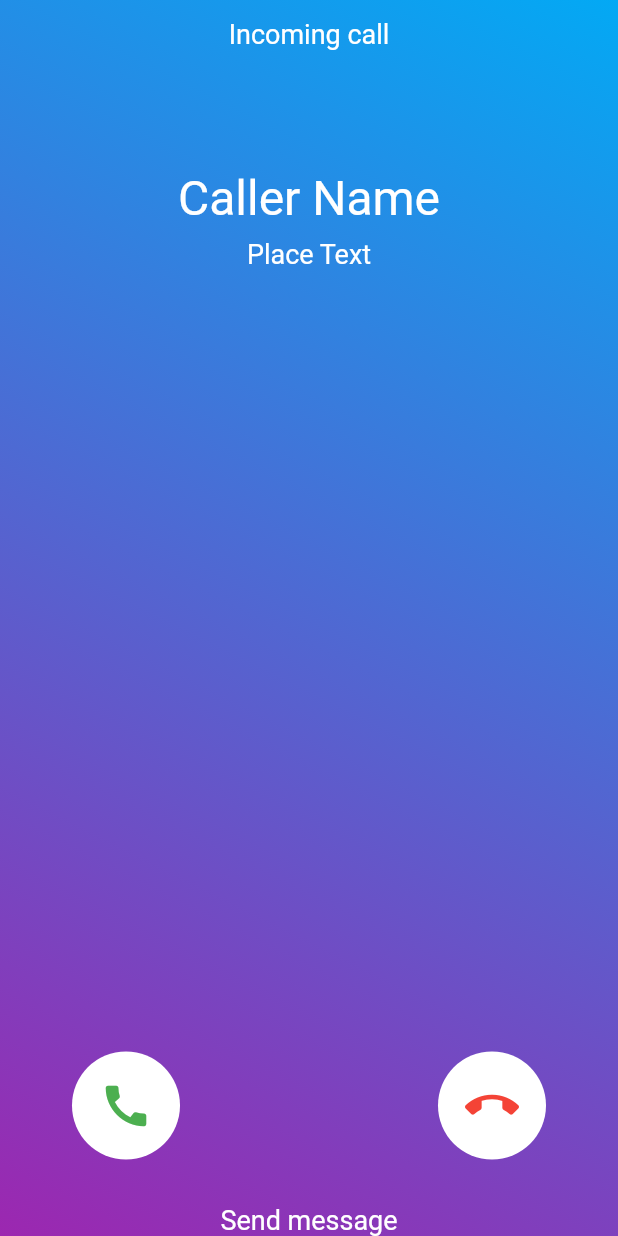
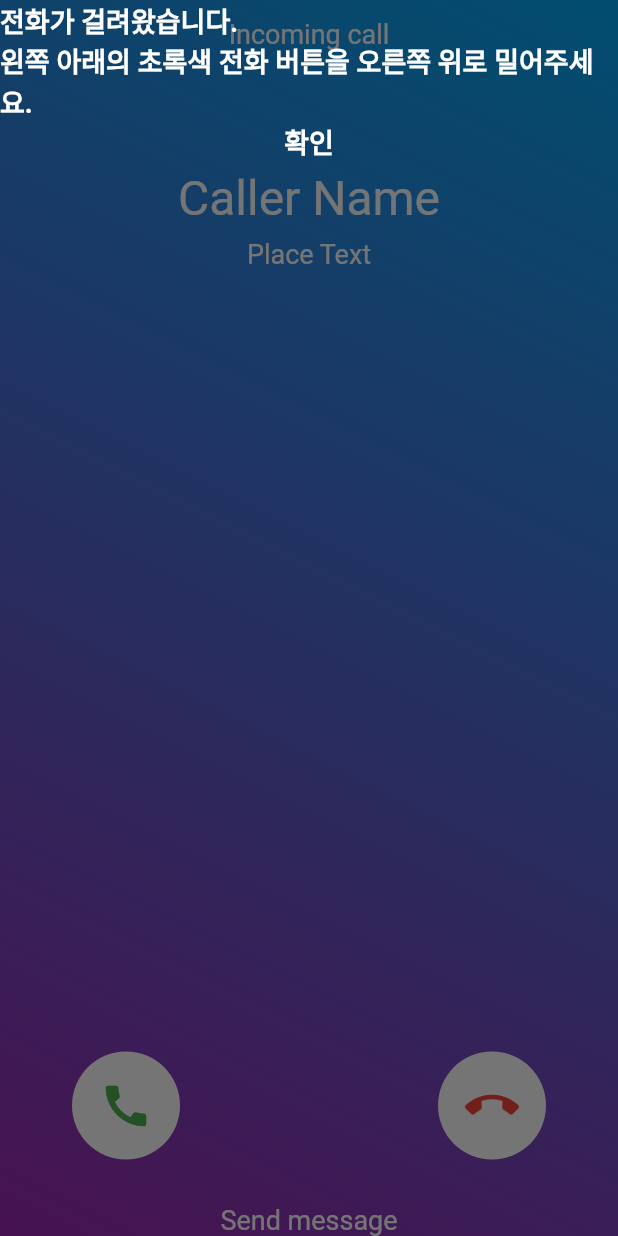
Before and after one commit to JIEEEN/SMART-ME, a Flutter app: the AndroidGetCallScreen screen opened directly, after a tap on the "call" icon, on a phone screen of 412 x 824 dp. Run offline on Flutter 3.47's test engine with Material 2 defaults, Android fonts, the light colour scheme and no system bars; missing offline and left inert: slide_action; network calls fail.

Commit message:
[ADD] connect get call and call screen

```diff
--- a/lib/call/android_get_call_screen.dart
+++ b/lib/call/android_get_call_screen.dart
@@ -1,14 +1,38 @@
 import 'package:flutter/material.dart';
+import 'package:smart_me/call/android_call_screen.dart';
 import 'package:smart_me/strings.dart';
+import 'package:smart_me/tutorial_dialog.dart';
 
-class AndroidGetCallScreen extends StatelessWidget {
+class AndroidGetCallScreen extends StatefulWidget {
   const AndroidGetCallScreen({super.key});
+
+  @override
+  State<AndroidGetCallScreen> createState() => _AndroidGetCallScreenState();
+}
+
+class _AndroidGetCallScreenState extends State<AndroidGetCallScreen> {
+  void show() {
+    Future.microtask(() => showDialog(
+        context: context,
+        barrierDismissible: false,
+        builder: (context) => const TutorialDialog(
+            turorialMessage: "전화가 걸려왔습니다.\n왼쪽 아래의 초록색 전화 버튼을 오른쪽 위로 밀어주세요.")));
+  }
+
+  @override
+  void initState() {
+    // TODO: implement initState
+    super.initState();
+
+    show();
+  }
 
   @override
   Widget build(BuildContext context) {
     final double statusBarHeight = MediaQuery.of(context).padding.top;
 
-    return Container(
+    return Scaffold(
+      body: Container(
         height: double.infinity,
         width: double.infinity,
         decoration: const BoxDecoration(
@@ -48,17 +72,27 @@ class AndroidGetCallScreen extends StatelessWidget {
               child: Row(
                 mainAxisAlignment: MainAxisAlignment.spaceBetween,
                 children: [
-                Container(
+                  GestureDetector(
+                    onPanEnd: (details) {
+                      Navigator.of(context).push(MaterialPageRoute(
+                          builder: (context) => const AndroidCallScreen()));
+                    },
+                    child: Container(
                       height: 72,
                       width: 72,
                       decoration: const BoxDecoration(
                           color: Colors.white, shape: BoxShape.circle),
                       child: IconButton(
                         iconSize: 36,
-                    onPressed: () {},
+                        onPressed: () {
+                          Navigator.of(context).push(MaterialPageRoute(
+                            builder: (context) => const AndroidCallScreen(),
+                          ));
+                        },
                         icon: const Icon(
                           Icons.call,
                           color: Colors.green,
+                        ),
                       ),
                     ),
                   ),
@@ -85,6 +119,7 @@ class AndroidGetCallScreen extends StatelessWidget {
             )
           ],
         ),
+      ),
     );
   }
 }
--- /dev/null
+++ b/lib/tutorial_dialog.dart
@@ -0,0 +1,40 @@
+import 'package:flutter/material.dart';
+
+class TutorialDialog extends StatelessWidget {
+  final String turorialMessage;
+
+  const TutorialDialog({super.key, required this.turorialMessage});
+
+  @override
+  Widget build(BuildContext context) {
+    return Material(
+      type: MaterialType.transparency,
+      child: Container(
+        color: Colors.transparent,
+        child: Column(
+          children: [
+            Text(
+              turorialMessage,
+              style: const TextStyle(
+                  fontSize: 18.0,
+                  fontWeight: FontWeight.bold,
+                  color: Colors.white),
+            ),
+            GestureDetector(
+              onTap: () {
+                Navigator.pop(context);
+              },
+              child: const Text(
+                "확인",
+                style: TextStyle(
+                    fontSize: 18,
+                    fontWeight: FontWeight.bold,
+                    color: Colors.white),
+              ),
+            )
+          ],
+        ),
+      ),
+    );
+  }
+}
```
Also changed, not shown: lib/call/android_call_screen.dart (+6 -1 lines), lib/main.dart (+7 -6 lines), lib/tutorial_start_screen.dart (added, +24 -0 lines). Lines whose indentation alone changed are shown as unchanged.
